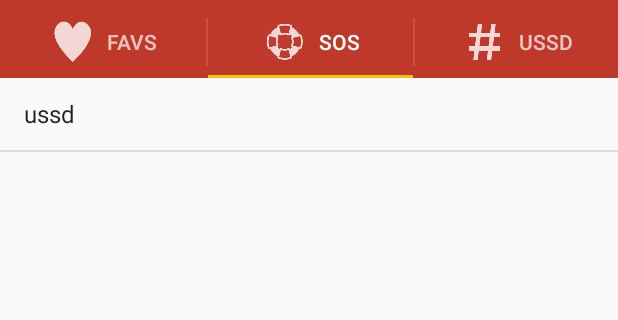
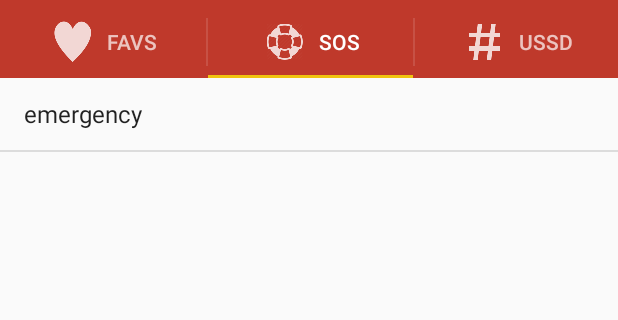
Before and after one commit to dbuddha/Phelp_v1_android, an Android app: the screen it shows after launch (MainActivity), tab 2 chosen, on a phone screen of 412 x 824 dp, the part 78-398 px from its top. Run offline under Robolectric (Android 15) with nearby library versions, the phone set to English and light mode, and no system bars.

Commit message:
added emergency list to main activity

```diff
--- /dev/null
+++ b/mobile/src/main/java/com/mkbz/phelp/EmergencyList.java
@@ -0,0 +1,49 @@
+package com.mkbz.phelp;
+
+import android.os.Bundle;
+import android.support.v4.app.ListFragment;
+import android.util.Log;
+import android.widget.ArrayAdapter;
+
+import com.mkbz.phelp.datasource.ModelDataSource;
+import com.mkbz.phelp.model.Emergency;
+import com.mkbz.phelp.model.USSD;
+
+import java.util.List;
+
+public class EmergencyList extends ListFragment {
+    private ModelDataSource<Emergency> datasource;
+
+    @Override
+    public void onActivityCreated(Bundle savedInstanceState) {
+        super.onCreate(savedInstanceState);
+
+        datasource = new ModelDataSource<Emergency>(getActivity(),Emergency.TABLE,Emergency.ID,new Emergency());
+        datasource.open();
+
+        List<Emergency> values =  datasource.getAll();
+
+        values.add(new Emergency());
+        // use the SimpleCursorAdapter to show the
+        // elements in a ListView
+        ArrayAdapter<Emergency> adapter = new ArrayAdapter<Emergency>(getActivity(),android.R.layout.simple_list_item_1, values);
+        setListAdapter(adapter);
+        Log.d("emergency","activity Emergency created");
+    }
+
+    @Override
+    public void onResume() {
+        datasource.open();
+        super.onResume();
+        Log.d("emergency", "activity Emergency resumed");
+    }
+
+    @Override
+    public void onPause() {
+        datasource.close();
+        super.onPause();
+
+        Log.d("emergency", "activity Emergency paused");
+    }
+
+}
--- a/mobile/src/main/java/com/mkbz/phelp/MainActivity.java
+++ b/mobile/src/main/java/com/mkbz/phelp/MainActivity.java
@@ -4,18 +4,14 @@ import android.graphics.Color;
 import android.graphics.drawable.ColorDrawable;
 import android.os.Bundle;
 import android.support.v4.app.Fragment;
-import android.support.v4.app.ListFragment;
 import android.support.v4.app.FragmentManager;
 import android.support.v4.app.FragmentPagerAdapter;
 import android.support.v4.app.FragmentTransaction;
 import android.support.v4.view.ViewPager;
 import android.support.v7.app.ActionBar;
 import android.support.v7.app.AppCompatActivity;
-import android.view.LayoutInflater;
 import android.view.Menu;
 import android.view.MenuItem;
-import android.view.View;
-import android.view.ViewGroup;
 
 import java.util.Locale;
 
@@ -129,7 +125,7 @@ public class MainActivity extends AppCompatActivity implements ActionBar.TabList
      */
     public class SectionsPagerAdapter extends FragmentPagerAdapter {
 
-        private Fragment[] fragments={new USSDListActivity(),new USSDListActivity(),new USSDListActivity()};
+        private Fragment[] fragments={new USSDList(),new EmergencyList(),new USSDList()};
 
         public SectionsPagerAdapter(FragmentManager fm) {
             super(fm);
--- a/mobile/src/main/java/com/mkbz/phelp/USSDListActivity.java
+++ b/mobile/src/main/java/com/mkbz/phelp/USSDList.java
@@ -9,7 +9,7 @@ import android.widget.ArrayAdapter;
 import com.mkbz.phelp.datasource.ModelDataSource;
 import com.mkbz.phelp.model.USSD;
 
-public class USSDListActivity extends ListFragment {
+public class USSDList extends ListFragment {
     private ModelDataSource<USSD> datasource;
 
     @Override
--- a/mobile/src/main/java/com/mkbz/phelp/database/Table.java
+++ b/mobile/src/main/java/com/mkbz/phelp/database/Table.java
@@ -4,17 +4,17 @@ package com.mkbz.phelp.database;
  * Created by MARCELO on 15-11-2015.
  */
 public interface Table {
-    public static final String CREATE_TABLE = "CREATE TABLE ";
+    String CREATE_TABLE = "CREATE TABLE ";
 
-    public static final String TEXT_TYPE = " TEXT ";
-    public static final String INTEGER_TYPE = " INTEGER ";
-    public static final String AUTOINCREMENT = " AUTOINCREMENT ";
-    public static final String REAL = " REAL ";
-    public static final String COMMA_SEP = ",";
+    String TEXT_TYPE = " TEXT ";
+    String INTEGER_TYPE = " INTEGER ";
+    String AUTOINCREMENT = " AUTOINCREMENT ";
+    String REAL = " REAL ";
+    String COMMA_SEP = ",";
 
-    public static final String PRIMARY_KEY = " PRIMARY KEY ";
-    public static final String FOREIGN_KEY = " FOREIGN KEY ( ";
-    public static final String REFERENCES = " ) REFERENCES ";
+    String PRIMARY_KEY = " PRIMARY KEY ";
+    String FOREIGN_KEY = " FOREIGN KEY ( ";
+    String REFERENCES = " ) REFERENCES ";
 
     String getCreate();
 
--- a/mobile/src/main/java/com/mkbz/phelp/datasource/DataSource.java
+++ b/mobile/src/main/java/com/mkbz/phelp/datasource/DataSource.java
@@ -37,8 +37,7 @@ public abstract class DataSource<T> {
 
     protected abstract T cursorToT(Cursor c);
 
-    //new ContentValues();
-    // values.put(PhelpDbHelper.COLUMN_COMMENT, USSD.java);
+
     protected abstract ContentValues getValues(T t);
 
 
```
